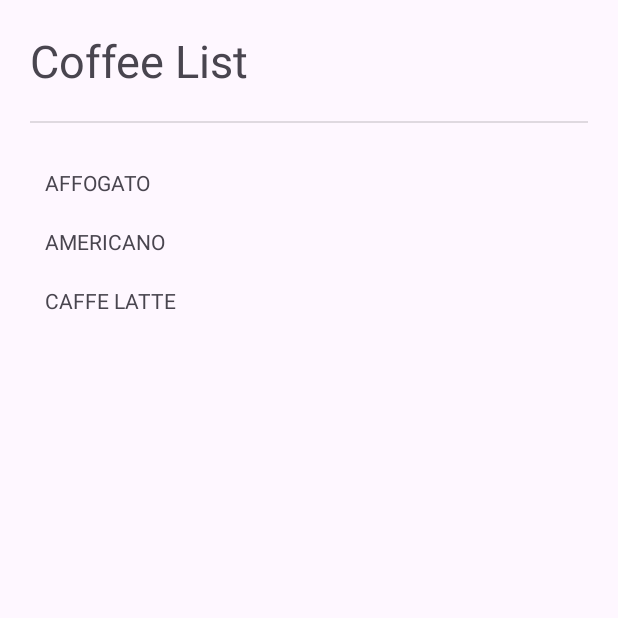
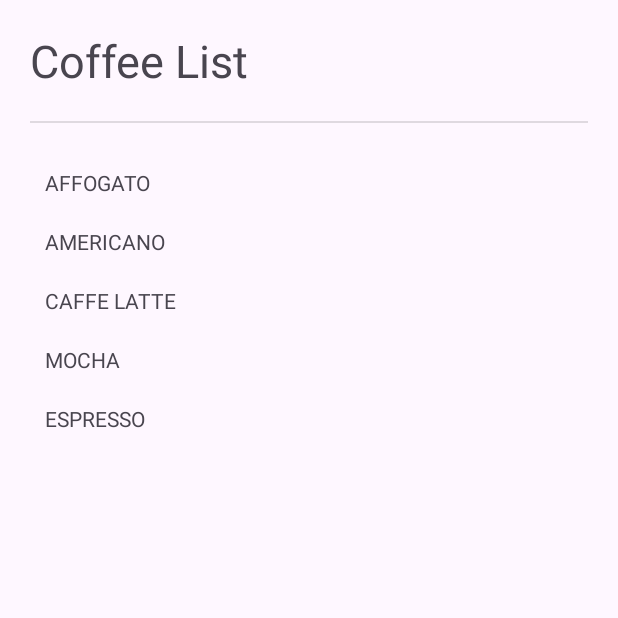
Before and after one commit to Steven717333/LAB_WEEK_03, an Android app: the screen it shows after launch (MainActivity), on a phone screen of 412 x 824 dp, the top half of it. Run offline under Robolectric (Android 15) with nearby library versions, the phone set to English and light mode, and no system bars.

Commit message:
Commit No.5 – add back button & extend list

```diff
--- a/app/build.gradle.kts
+++ b/app/build.gradle.kts
@@ -37,7 +37,7 @@ android {
 
 dependencies {
     implementation(libs.androidx.navigation.fragment.ktx)
-    implementation("androidx.navigation:navigation-ui-ktx:2.5.3")
+    implementation("androidx.navigation:navigation-ui-ktx")
     implementation(libs.androidx.core.ktx)
     implementation(libs.androidx.appcompat)
     implementation(libs.material)
--- a/app/src/main/java/com/example/lab_week_03/ListFragment.kt
+++ b/app/src/main/java/com/example/lab_week_03/ListFragment.kt
@@ -48,7 +48,10 @@ class ListFragment : Fragment(){
         val coffeeList = listOf<View>(
             view.findViewById(R.id.affogato),
             view.findViewById(R.id.americano),
-            view.findViewById(R.id.latte)
+            view.findViewById(R.id.latte),
+            view.findViewById(R.id.mocha),
+            view.findViewById(R.id.espresso)
+
         )
             // coffeeList.forEach{
             // it.setOnClickListener(this)
@@ -58,7 +61,8 @@ class ListFragment : Fragment(){
             fragmentBundle.putInt(COFFEE_ID, coffee.id)
             coffee.setOnClickListener(
                 Navigation.createNavigateOnClickListener(
-                    R.id.coffee_id_action, fragmentBundle)
+                    R.id.coffee_id_action, fragmentBundle
+                )
             )
         }
     }
--- a/app/src/main/res/layout/fragment_list.xml
+++ b/app/src/main/res/layout/fragment_list.xml
@@ -37,5 +37,20 @@
             android:layout_height="wrap_content"
             android:padding="10dp"
             android:text="@string/latte_title"/>
+
+
+        <TextView
+            android:id="@+id/mocha"
+            android:layout_width="match_parent"
+            android:layout_height="wrap_content"
+            android:text="@string/mocha_title"
+            android:padding="10dp"/>
+
+        <TextView
+            android:id="@+id/espresso"
+            android:layout_width="match_parent"
+            android:layout_height="wrap_content"
+            android:text="@string/espresso_title"
+            android:padding="10dp"/>
     </LinearLayout>
 </ScrollView>
--- a/app/src/main/res/values/strings.xml
+++ b/app/src/main/res/values/strings.xml
@@ -12,7 +12,12 @@ extraction.)</string>
     <string name="latte_desc">A tall, mild \'milk coffee\' (about 150-300 ml). An
 espresso with steamed milk and only a little milk foam poured over it. Serve in a
 latte glass or a coffee cup. Flavored syrup can be added.</string>
+    <string name="mocha_title">MOCHA</string>
+    <string name="mocha_desc">A combination of espresso, chocolate, and milk, usually topped with whipped cream.</string>
+    <string name="espresso_title">ESPRESSO</string>
+    <string name="espresso_desc">Espresso is a strong black coffee made by forcing steam through ground coffee beans.</string>
     <string name="coffee_list">Coffee List</string>
+    <string name="button_back">Back</string>
+    <string name="hello_blank_fragment">Hello blank fragment</string>
 
-    <string name="hello_blank_fragment">Hello blank fragment</string>
 </resources>
```
Also changed, not shown: app/src/main/java/com/example/lab_week_03/DetailFragment.kt (+18 -0 lines), app/src/main/res/layout/fragment_detail.xml (+8 -0 lines).
